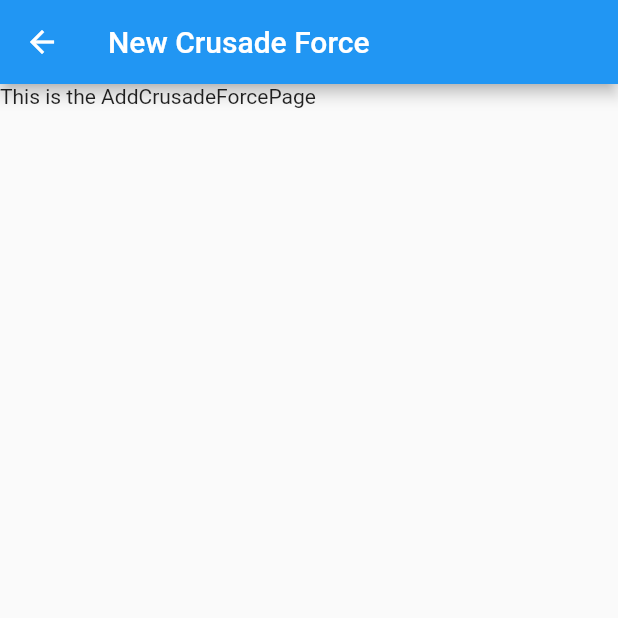
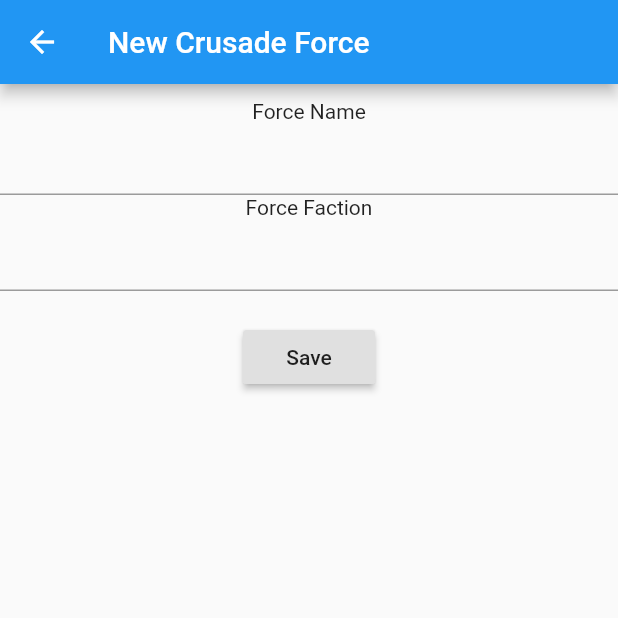
Before and after one commit to Jipwox/Croosade4DK, a Flutter app: the screen it shows after launch, after a tap on the "add" icon, on a phone screen of 412 x 824 dp, the top half of it. Run offline on Flutter 3.47's test engine with Material 2 defaults, Android fonts, the phone set to English and light mode, and no system bars; generated files the repository leaves out were written again.

Commit message:
got buttons, page navigation, and persistent data working. Now I just have to build it out

```diff
--- a/croosade_4dk/lib/AddCrusadeForcePage.dart
+++ b/croosade_4dk/lib/AddCrusadeForcePage.dart
@@ -1,4 +1,7 @@
+import 'dart:io';
 import 'package:flutter/material.dart';
+import 'dart:convert';
+import 'package:path_provider/path_provider.dart';
 
 class AddCrusadeForcePage extends StatefulWidget {
 
@@ -10,13 +13,78 @@ class AddCrusadeForcePage extends StatefulWidget {
 
 class _AddCrusadeForceState extends State<AddCrusadeForcePage> {
 
+  TextEditingController forceNameController = new TextEditingController();
+  TextEditingController forceFactionController = new TextEditingController();
+
+  File jsonFile;
+  Directory dir;
+  String fileName = "crusade.json";
+  bool fileExists = false;
+  Map<String, dynamic> fileContent;
+
+  @override
+  void initState(){
+    super.initState();
+    getApplicationDocumentsDirectory().then((Directory directory){
+      dir = directory;
+      jsonFile = new File(dir.path + "/" + fileName);
+      fileExists = jsonFile.existsSync();
+      if(fileExists) this.setState(() {
+        fileContent = json.decode(jsonFile.readAsStringSync());
+      });
+    });
+  }
+
+  @override
+  void dispose(){
+    forceNameController.dispose();
+    forceFactionController.dispose();
+    super.dispose();
+  }
+
+  void createFile(Map<String, dynamic> content, Directory dir, String fileName){
+    print("creating file");
+    File file = new File(dir.path + "/" + fileName);
+    file.createSync();
+    fileExists = file.existsSync();
+    file.writeAsStringSync(json.encode(content));
+
+  }
+
+  void writeToFile(String key, dynamic value) {
+    Map<String, dynamic> content = {key: value};
+    if(!jsonFile.existsSync()){
+      print("file doesn't exist");
+      createFile(content, dir, fileName);
+    }
+    print("writing to file");
+    Map<String, dynamic> jsonFileContent = json.decode(jsonFile.readAsStringSync());
+    jsonFileContent.addAll(content);
+    jsonFile.writeAsStringSync(json.encode(jsonFileContent));
+    this.setState(() {
+      fileContent = json.decode(jsonFile.readAsStringSync());
+    });
+    Navigator.pop(context);
+  }
+
   @override
   Widget build(BuildContext context) {
     return Scaffold(
-      appBar: AppBar(
-        title: Text(widget.title),
-      ),
-      body: Text("This is the AddCrusadeForcePage") // This trailing comma makes auto-formatting nicer for build methods.
+      appBar: AppBar(title: Text(widget.title),),
+      body: Column(
+        children: [
+          Padding(padding: EdgeInsets.only(top: 10.0),),
+          Text("Force Name"),
+          TextField(controller: forceNameController,),
+          Text("Force Faction"),
+          TextField(controller: forceFactionController,),
+          Padding(padding: EdgeInsets.only(top: 20.0),),
+          RaisedButton(
+            child: Text("Save"),
+            onPressed: () => writeToFile(forceNameController.text, forceFactionController.text ),
+          ),
+        ],
+      ),// This trailing comma makes auto-formatting nicer for build methods.
     );
   }
 }
--- a/croosade_4dk/lib/home.dart
+++ b/croosade_4dk/lib/home.dart
@@ -1,4 +1,7 @@
+import 'dart:io';
 import 'package:flutter/material.dart';
+import 'dart:convert';
+import 'package:path_provider/path_provider.dart';
 
 class MyHomePage extends StatefulWidget {
   MyHomePage({Key key, this.title}) : super(key: key);
@@ -11,10 +14,36 @@ class MyHomePage extends StatefulWidget {
 
 class _MyHomePageState extends State<MyHomePage> {
 
-  final _forceList = <String>[];
+  File jsonFile;
+  Directory dir;
+  String fileName = "crusade.json";
+  bool fileExists = false;
+  Map<String, dynamic> fileContent = {"No Entries" : "No Entries"};
+
+  @override
+  void initState(){
+    super.initState();
+    refreshPage();
+  }
+
+  void refreshPage(){
+    getApplicationDocumentsDirectory().then((Directory directory){
+      dir = directory;
+      jsonFile = new File(dir.path + "/" + fileName);
+      fileExists = jsonFile.existsSync();
+      if(fileExists) this.setState(() {
+        fileContent = json.decode(jsonFile.readAsStringSync());
+      });
+      else fileContent = {"No Entries" : "No Entries"};
+    });
+  }
 
   void _navigateToAddCrusadeForcePage(){
-    Navigator.pushNamed(context, '/AddCrusadeForcePage');
+    Navigator.pushNamed(context, '/AddCrusadeForcePage').then((value) {
+      setState(() {
+        refreshPage();
+      });
+    });
   }
 
   @override
@@ -28,23 +57,28 @@ class _MyHomePageState extends State<MyHomePage> {
         onPressed: _navigateToAddCrusadeForcePage,
         tooltip: 'Add Crusade Force',
         child: Icon(Icons.add),
-      ), // This trailing comma makes auto-formatting nicer for build methods.
+      ),
+      persistentFooterButtons: [
+        RaisedButton(
+          child: Text("Delete Entries"),
+          onPressed: () => deleteFile(dir, fileName),
+        ),
+      ],// This trailing comma makes auto-formatting nicer for build methods.
     );
   }
 
   Widget _crusadeForceList() {
-    _forceList.add("Vibing Dragons");
-    _forceList.add("Blue Suits");
-    _forceList.add("Jigsaws");
-    return ListView.builder(
+    var keys = fileContent.keys.toList();
+    return ListView.separated(
         padding: EdgeInsets.all(16.0),
-        itemCount: _forceList.length,
+        itemCount: fileContent.keys.length,
         itemBuilder: /*1*/ (context, i) {
-          if (i.isOdd) return Divider(); /*2*/
+          return _buildRow(keys[i] + " / " + fileContent[keys[i]]);
+        },
+        separatorBuilder: (context, index) {
+          return Divider();
+        },);
 
-          final index = i ~/ 2; /*3*/
-          return _buildRow(_forceList[index]);
-        });
   }
 
   Widget _buildRow(String forceName) {
@@ -53,4 +87,12 @@ class _MyHomePageState extends State<MyHomePage> {
       onTap: () {print("Force: $forceName was clicked");},
     );
   }
+
+  void deleteFile(Directory dir, String fileName){
+    File file = new File(dir.path + "/" + fileName);
+    file.delete();
+    setState(() {
+      refreshPage();
+    });
+  }
 }
--- a/croosade_4dk/pubspec.yaml
+++ b/croosade_4dk/pubspec.yaml
@@ -25,6 +25,7 @@ dependencies:
     sdk: flutter
   json_annotation: ^3.0.1
   json_serializable: ^3.3.0
+  path_provider: ^1.6.11
 
 
   # The following adds the Cupertino Icons font to your application.
```
Also changed, not shown: croosade_4dk/pubspec.lock.
